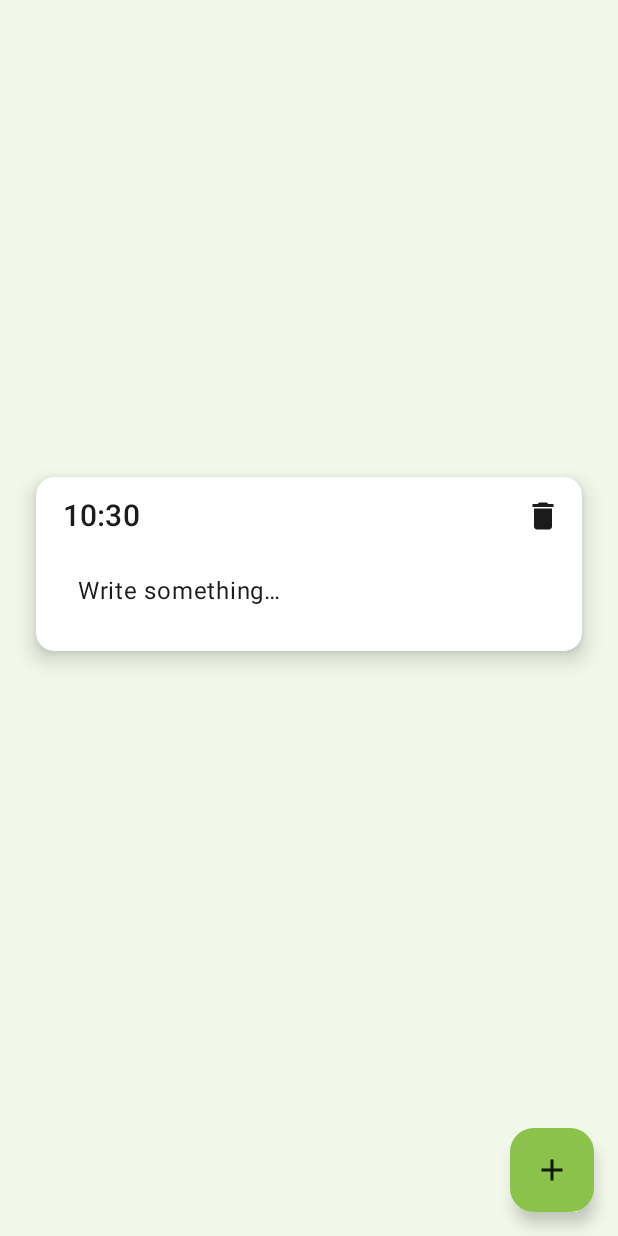
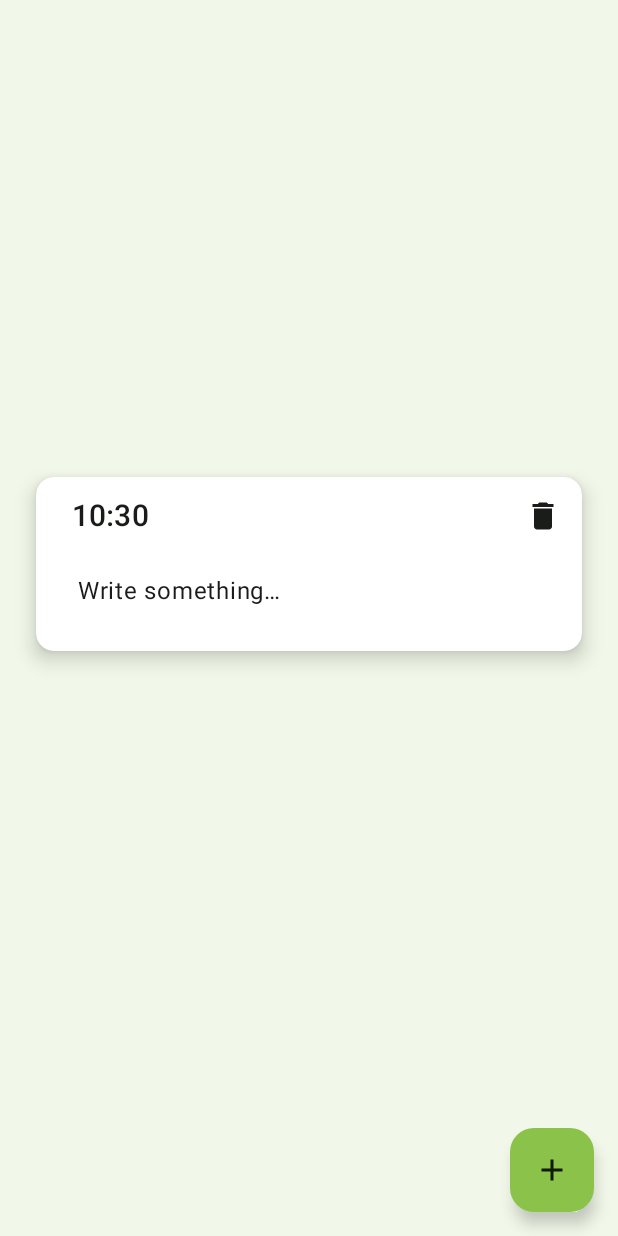
Before and after one commit to Hugo4Git/DayPlan, an Android app built with Jetpack Compose: the screen it shows after launch (MainActivity), after a tap on "Add", on a phone screen of 412 x 824 dp. Run offline under Robolectric (Android 15) with nearby library versions, the phone set to English and light mode, and no system bars.

Commit message:
Added room database and TasksScreen

```diff
--- a/app/build.gradle.kts
+++ b/app/build.gradle.kts
@@ -2,6 +2,7 @@ plugins {
     alias(libs.plugins.android.application)
     alias(libs.plugins.kotlin.android)
     alias(libs.plugins.kotlin.compose)
+    id("com.google.devtools.ksp")
 }
 
 android {
@@ -44,8 +45,11 @@ android {
 
 dependencies {
 
-    // added to default
+    // modified
     coreLibraryDesugaring(libs.desugar.jdk.libs)
+    implementation(libs.androidx.room.runtime.v261)
+    implementation(libs.androidx.room.ktx.v261)
+    ksp(libs.androidx.room.compiler.v261)
 
     implementation(libs.androidx.core.ktx)
     implementation(libs.androidx.lifecycle.runtime.ktx)
--- a/app/src/main/java/com/hdy/plan/MainActivity.kt
+++ b/app/src/main/java/com/hdy/plan/MainActivity.kt
@@ -5,25 +5,11 @@ import androidx.activity.ComponentActivity
 import androidx.activity.compose.setContent
 import androidx.activity.enableEdgeToEdge
 import androidx.compose.foundation.layout.*
-import androidx.compose.foundation.rememberScrollState
-import androidx.compose.foundation.verticalScroll
-import androidx.compose.material.icons.Icons
-import androidx.compose.material.icons.filled.Add
-import androidx.compose.material.icons.filled.Delete
-import androidx.compose.material.icons.filled.Edit
 import androidx.compose.material3.*
-import androidx.compose.runtime.*
 import androidx.compose.ui.*
-import androidx.compose.ui.draw.shadow
-import androidx.compose.ui.text.input.TextFieldValue
-import androidx.compose.ui.unit.dp
-import androidx.compose.ui.unit.sp
+import com.hdy.plan.ui.TasksScreen
 import com.hdy.plan.ui.theme.PlanTheme
-import androidx.compose.material3.AssistChip
-import androidx.compose.ui.graphics.Color
 import com.hdy.plan.ui.theme.ThemeFamily
-import java.time.LocalTime
-import java.time.format.DateTimeFormatter
 
 class MainActivity : ComponentActivity() {
     override fun onCreate(savedInstanceState: Bundle?) {
@@ -39,122 +25,9 @@ class MainActivity : ComponentActivity() {
                     modifier = Modifier.fillMaxSize(),
                     color = MaterialTheme.colorScheme.background
                 ) {
-                    Boxes()
+                    TasksScreen()
                 }
             }
         }
     }
 }
-
-@Composable
-fun Boxes() {
-    data class BoxItem(
-        val text: MutableState<TextFieldValue>,
-        val time: MutableState<LocalTime> = mutableStateOf(LocalTime.now())
-    )
-
-    val items = remember { mutableStateListOf<BoxItem>() }
-
-    fun addItem() {
-        items += BoxItem(mutableStateOf(TextFieldValue("")))
-    }
-
-    fun removeItem(index: Int) {
-        items.removeAt(index)
-    }
-
-    Scaffold(
-        floatingActionButton = {
-            FloatingActionButton(onClick = { addItem() }, containerColor = MaterialTheme.colorScheme.secondary) {
-                Icon(Icons.Default.Add, contentDescription = "Add")
-            }
-        }
-    ) { padding ->
-        Box(
-            modifier = Modifier
-                .fillMaxSize()
-                .padding(padding)
-        ) {
-            Column(
-                modifier = Modifier
-                    .fillMaxSize()
-                    .verticalScroll(rememberScrollState())
-                    .padding(horizontal = 24.dp),
-                verticalArrangement = Arrangement.spacedBy(16.dp, Alignment.CenterVertically),
-                horizontalAlignment = Alignment.CenterHorizontally
-            ) {
-                if (items.isEmpty()) {
-                    Text(
-                        text = "Tap + to add a note",
-                        style = MaterialTheme.typography.titleMedium,
-                        color = MaterialTheme.colorScheme.onSurfaceVariant,
-                        modifier = Modifier.padding(8.dp)
-                    )
-                } else {
-                    items.forEachIndexed { index, item ->
-                        Card(
-                            modifier = Modifier
-                                .widthIn(max = 520.dp)
-                                .fillMaxWidth()
-                                .shadow(8.dp, shape = MaterialTheme.shapes.medium),
-                            shape = MaterialTheme.shapes.medium,
-                            colors = CardDefaults.cardColors(
-                                containerColor = MaterialTheme.colorScheme.surface,
-                            )
-                        ) {
-                            Box(modifier = Modifier.fillMaxWidth()) {
-
-                                AssistChip(
-                                    onClick = {
-                                        item.time.value = LocalTime.now()
-                                        // TODO: Open your time picker and set item.time.value accordingly
-                                    },
-                                    label = {
-                                        Text(
-                                            text = item.time.value.format(DateTimeFormatter.ofPattern("HH:mm")),
-                                            fontSize = 20.sp
-                                        )
-                                    },
-                                    border = null,
-                                    modifier = Modifier
-                                        .align(Alignment.TopStart)
-                                        .padding(2.dp)
-                                )
-
-                                TextField(
-                                    value = item.text.value,
-                                    onValueChange = { item.text.value = it },
-                                    placeholder = { Text("Write something…", color = MaterialTheme.colorScheme.onSurface) },
-                                    modifier = Modifier
-                                        .fillMaxWidth()
-                                        .padding(start = 12.dp, end = 12.dp, top = 48.dp, bottom = 12.dp),
-                                    shape = MaterialTheme.shapes.small,
-                                    colors = TextFieldDefaults.colors(
-                                        focusedContainerColor = MaterialTheme.colorScheme.surface,
-                                        unfocusedContainerColor = MaterialTheme.colorScheme.surface,
-                                        focusedIndicatorColor = Color.Transparent,
-                                        unfocusedIndicatorColor = Color.Transparent,
-                                        disabledIndicatorColor = Color.Transparent
-                                    ),
-                                )
-
-                                IconButton(
-                                    onClick = { removeItem(index) },
-                                    modifier = Modifier
-                                        .align(Alignment.TopEnd)
-                                        .padding(2.dp)
-                                ) {
-                                    Icon(
-                                        imageVector = Icons.Default.Delete,
-                                        contentDescription = "Delete"
-                                    )
-                                }
-                            }
-                        }
-                    }
-                    Spacer(Modifier.height(56.dp))
-                }
-            }
-        }
-    }
-}
--- /dev/null
+++ b/app/src/main/java/com/hdy/plan/ui/TasksScreen.kt
@@ -0,0 +1,154 @@
+package com.hdy.plan.ui
+
+import androidx.compose.foundation.layout.Arrangement
+import androidx.compose.foundation.layout.Box
+import androidx.compose.foundation.layout.Column
+import androidx.compose.foundation.layout.Spacer
+import androidx.compose.foundation.layout.fillMaxSize
+import androidx.compose.foundation.layout.fillMaxWidth
+import androidx.compose.foundation.layout.height
+import androidx.compose.foundation.layout.padding
+import androidx.compose.foundation.layout.widthIn
+import androidx.compose.foundation.rememberScrollState
+import androidx.compose.foundation.verticalScroll
+import androidx.compose.material.icons.Icons
+import androidx.compose.material.icons.filled.Add
+import androidx.compose.material.icons.filled.Delete
+import androidx.compose.material3.AssistChip
+import androidx.compose.material3.Card
+import androidx.compose.material3.CardDefaults
+import androidx.compose.material3.FloatingActionButton
+import androidx.compose.material3.Icon
+import androidx.compose.material3.IconButton
+import androidx.compose.material3.MaterialTheme
+import androidx.compose.material3.Scaffold
+import androidx.compose.material3.Text
+import androidx.compose.material3.TextField
+import androidx.compose.material3.TextFieldDefaults
+import androidx.compose.runtime.Composable
+import androidx.compose.runtime.MutableState
+import androidx.compose.runtime.mutableStateListOf
+import androidx.compose.runtime.mutableStateOf
+import androidx.compose.runtime.remember
+import androidx.compose.ui.Alignment
+import androidx.compose.ui.Modifier
+import androidx.compose.ui.draw.shadow
+import androidx.compose.ui.graphics.Color
+import androidx.compose.ui.text.input.TextFieldValue
+import androidx.compose.ui.unit.dp
+import androidx.compose.ui.unit.sp
+import java.time.LocalTime
+import java.time.format.DateTimeFormatter
+
+@Composable
+fun TasksScreen() {
+    data class BoxItem(
+        val text: MutableState<TextFieldValue>,
+        val time: MutableState<LocalTime> = mutableStateOf(LocalTime.now())
+    )
+
+    val items = remember { mutableStateListOf<BoxItem>() }
+
+    fun addItem() {
+        items += BoxItem(mutableStateOf(TextFieldValue("")))
+    }
+
+    fun removeItem(index: Int) {
+        items.removeAt(index)
+    }
+
+    Scaffold(
+        floatingActionButton = {
+            FloatingActionButton(onClick = { addItem() }, containerColor = MaterialTheme.colorScheme.secondary) {
+                Icon(Icons.Default.Add, contentDescription = "Add")
+            }
+        }
+    ) { padding ->
+        Box(
+            modifier = Modifier
+                .fillMaxSize()
+                .padding(padding)
+        ) {
+            Column(
+                modifier = Modifier
+                    .fillMaxSize()
+                    .verticalScroll(rememberScrollState())
+                    .padding(horizontal = 24.dp),
+                verticalArrangement = Arrangement.spacedBy(16.dp, Alignment.CenterVertically),
+                horizontalAlignment = Alignment.CenterHorizontally
+            ) {
+                if (items.isEmpty()) {
+                    Text(
+                        text = "Tap + to add a note",
+                        style = MaterialTheme.typography.titleMedium,
+                        color = MaterialTheme.colorScheme.onSurfaceVariant,
+                        modifier = Modifier.padding(8.dp)
+                    )
+                } else {
+                    items.forEachIndexed { index, item ->
+                        Card(
+                            modifier = Modifier
+                                .widthIn(max = 520.dp)
+                                .fillMaxWidth()
+                                .shadow(8.dp, shape = MaterialTheme.shapes.medium),
+                            shape = MaterialTheme.shapes.medium,
+                            colors = CardDefaults.cardColors(
+                                containerColor = MaterialTheme.colorScheme.surface,
+                            )
+                        ) {
+                            Box(modifier = Modifier.fillMaxWidth()) {
+
+                                AssistChip(
+                                    onClick = {
+                                        item.time.value = LocalTime.now()
+                                        // TODO: Open your time picker and set item.time.value accordingly
+                                    },
+                                    label = {
+                                        Text(
+                                            text = item.time.value.format(DateTimeFormatter.ofPattern("HH:mm")),
+                                            fontSize = 20.sp,
+                                        )
+                                    },
+                                    border = null,
+                                    modifier = Modifier
+                                        .align(Alignment.TopStart)
+                                        .padding(start = 8.dp, top = 2.dp)
+                                )
+
+                                TextField(
+                                    value = item.text.value,
+                                    onValueChange = { item.text.value = it },
+                                    placeholder = { Text("Write something…", color = MaterialTheme.colorScheme.onSurface) },
+                                    modifier = Modifier
+                                        .fillMaxWidth()
+                                        .padding(start = 12.dp, end = 12.dp, top = 48.dp, bottom = 12.dp),
+                                    shape = MaterialTheme.shapes.small,
+                                    colors = TextFieldDefaults.colors(
+                                        focusedContainerColor = MaterialTheme.colorScheme.surface,
+                                        unfocusedContainerColor = MaterialTheme.colorScheme.surface,
+                                        focusedIndicatorColor = Color.Transparent,
+                                        unfocusedIndicatorColor = Color.Transparent,
+                                        disabledIndicatorColor = Color.Transparent
+                                    ),
+                                )
+
+                                IconButton(
+                                    onClick = { removeItem(index) },
+                                    modifier = Modifier
+                                        .align(Alignment.TopEnd)
+                                        .padding(2.dp)
+                                ) {
+                                    Icon(
+                                        imageVector = Icons.Default.Delete,
+                                        contentDescription = "Delete"
+                                    )
+                                }
+                            }
+                        }
+                    }
+                    Spacer(Modifier.height(56.dp))
+                }
+            }
+        }
+    }
+}
--- a/build.gradle.kts
+++ b/build.gradle.kts
@@ -3,4 +3,5 @@ plugins {
     alias(libs.plugins.android.application) apply false
     alias(libs.plugins.kotlin.android) apply false
     alias(libs.plugins.kotlin.compose) apply false
+    id("com.google.devtools.ksp") version "2.0.21-1.0.27" apply false
 }
```
Also changed, not shown: app/src/main/libs.versions.toml (added, +25 -0 lines), gradle/libs.versions.toml (+10 -0 lines), settings.gradle.kts (+1 -7 lines).
